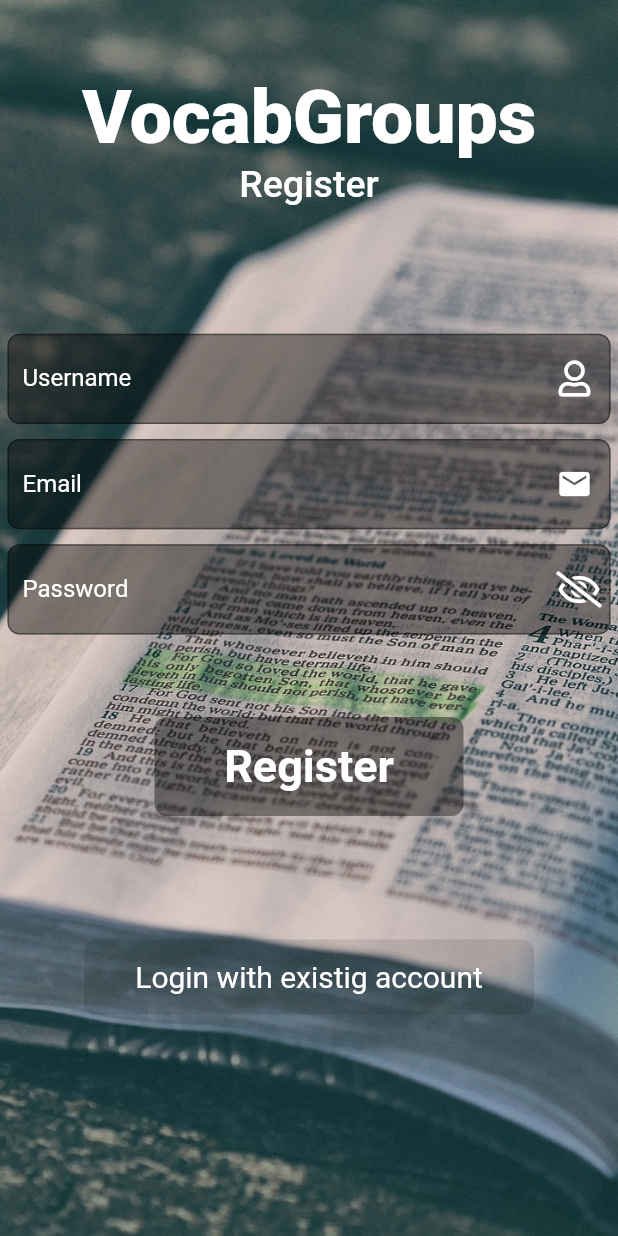
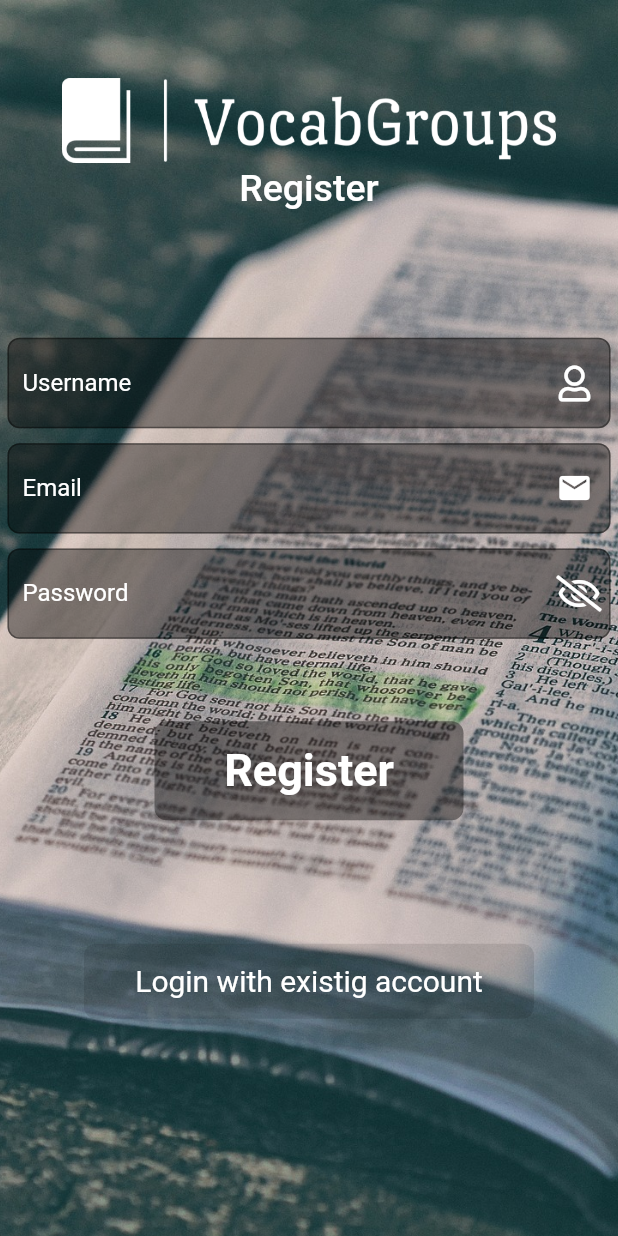
Before and after one commit to Niklas-dev/vocabgroups, a Flutter app: the screen it shows after launch, after a tap on "Create new account", on a phone screen of 412 x 824 dp. Run offline on Flutter 3.47's test engine with Material 2 defaults, Android fonts, the phone set to English and light mode, and no system bars; our stand-ins replace firebase_auth, firebase_core, font_awesome_flutter, google_nav_bar; missing offline and left inert: translator; accounts and stored records are empty.

Commit message:
Major design changes

```diff
--- a/lib/Pages/Tabs/home_tab.dart
+++ b/lib/Pages/Tabs/home_tab.dart
@@ -17,11 +17,11 @@ class _HomeTabState extends State<HomeTab> {
         child: Center(
           child: Container(
             child: IconButton(
-              onPressed: () {
+              onPressed: () async {
                 AuthenticationService().signOut();
-
-                Navigator.of(context).pushReplacement(
-                    MaterialPageRoute(builder: (context) => LoginPage()));
+                Future.delayed(Duration(milliseconds: 300)).then((value) =>
+                    Navigator.of(context).pushReplacement(
+                        MaterialPageRoute(builder: (context) => LoginPage())));
               },
               icon: Icon(Icons.logout),
             ),
--- a/lib/Pages/auth/login_page.dart
+++ b/lib/Pages/auth/login_page.dart
@@ -43,12 +43,16 @@ class _LoginPageState extends State<LoginPage> {
                           bottom: 80),
                       child: Column(
                         children: [
-                          Text(
-                            "VocabGroups",
-                            style: TextStyle(
-                              fontSize: 50,
-                              fontWeight: FontWeight.w900,
-                              color: Colors.white,
+                          Container(
+                            height:
+                                MediaQuery.of(context).size.width / 100 * 15,
+                            width: MediaQuery.of(context).size.width / 100 * 80,
+                            decoration: BoxDecoration(
+                              image: DecorationImage(
+                                fit: BoxFit.fitWidth,
+                                image: AssetImage(
+                                    'assets/logo/logo_white_large.png'),
+                              ),
                             ),
                           ),
                           Text(
@@ -215,8 +219,7 @@ class _LoginPageState extends State<LoginPage> {
 
   void isLoggedIn() async {
     if (mounted) {
-      setState(() {});
-    }
+      setState(() {
         auth.authStateChanges().listen((user) {
           if (user == null) {
             print('User is currently signed out!');
@@ -226,5 +229,7 @@ class _LoginPageState extends State<LoginPage> {
                 MaterialPageRoute(builder: (context) => HomePage()));
           }
         });
+      });
     }
   }
+}
--- a/lib/Pages/auth/register_page.dart
+++ b/lib/Pages/auth/register_page.dart
@@ -46,12 +46,15 @@ class _RegisterPageState extends State<RegisterPage> {
                         bottom: 80),
                     child: Column(
                       children: [
-                        Text(
-                          "VocabGroups",
-                          style: TextStyle(
-                            fontSize: 50,
-                            fontWeight: FontWeight.w900,
-                            color: Colors.white,
+                        Container(
+                          height: MediaQuery.of(context).size.width / 100 * 15,
+                          width: MediaQuery.of(context).size.width / 100 * 80,
+                          decoration: BoxDecoration(
+                            image: DecorationImage(
+                              fit: BoxFit.fitWidth,
+                              image: AssetImage(
+                                  'assets/logo/logo_white_large.png'),
+                            ),
                           ),
                         ),
                         Text(
```
Also changed, not shown: pubspec.yaml (+15 -0 lines), assets/logo/logo.svg (added), assets/logo/logo_large.png (added), assets/logo/logo_small.png (added), assets/logo/logo_small_icon_only.png (added), assets/logo/logo_small_icon_only_inverted.png (added), assets/logo/logo_white_large.png (added), pubspec.lock. Lines whose indentation alone changed are shown as unchanged.
